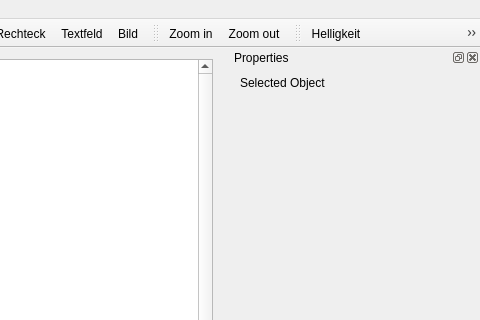
DietmarSchulz/QtMainWindow, file QtMainWindow/qtmainwindow.ui: the form before one commit; both pictures show x 715 to 1195 and y 0 to 320 of the 1195 by 780 pixel window.
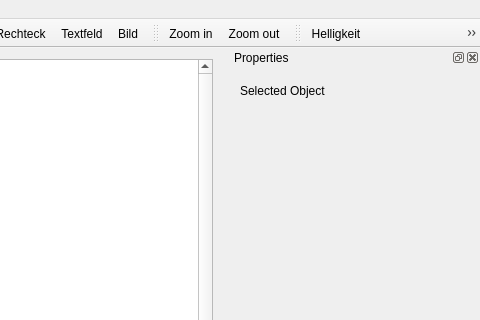
The form after the commit. Icons and pictures are not drawn. Custom widgets are drawn as their Qt base class.

```diff
--- a/QtMainWindow/qtmainwindow.ui
+++ b/QtMainWindow/qtmainwindow.ui
@@ -223,13 +223,16 @@
       <rect>
        <x>10</x>
        <y>8</y>
-       <width>121</width>
-       <height>16</height>
+       <width>231</width>
+       <height>31</height>
       </rect>
      </property>
      <property name="text">
       <string>Selected Object</string>
      </property>
+     <property name="wordWrap">
+      <bool>true</bool>
+     </property>
     </widget>
    </widget>
   </widget>
```
Left out of the diff: 3 changed lines with no effect on the pictures.
